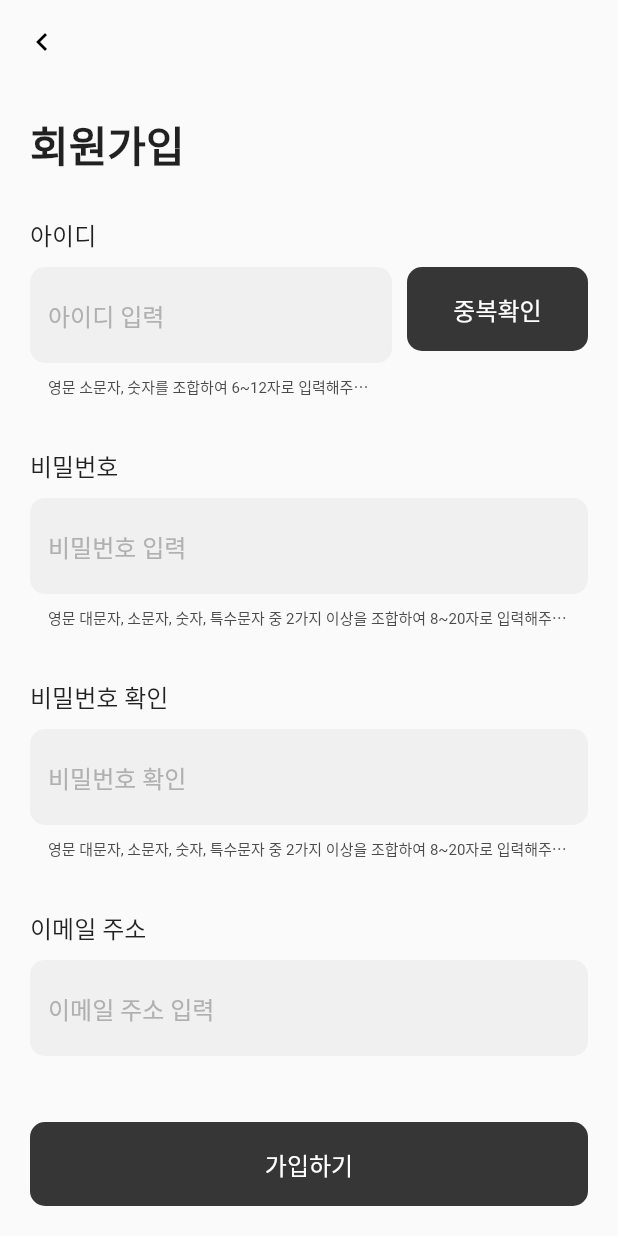
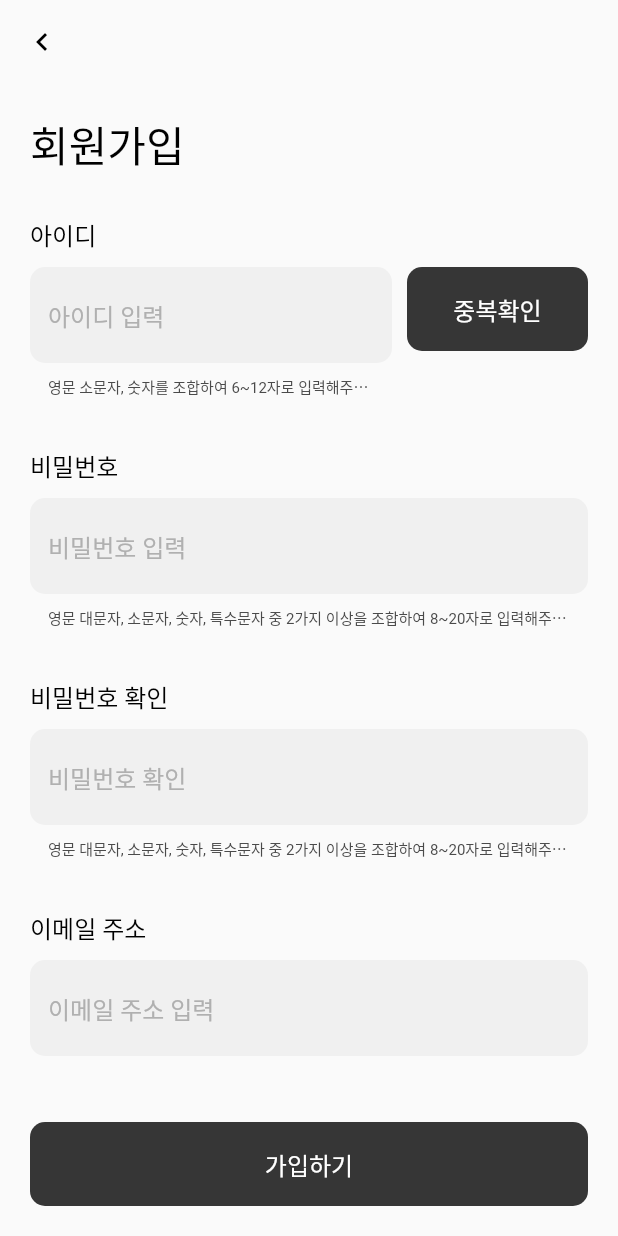
Before and after one commit to SniperFactory-Jangjeon/Jangjeon, a Flutter app: the SignupPage screen opened by its route, after a tap on "다음단계", on a phone screen of 412 x 824 dp. Run offline on Flutter 3.47's test engine with Material 2 defaults, Android fonts, the phone set to English and light mode, and no system bars; our stand-ins replace cloud_firestore, firebase_auth, firebase_core, get; missing offline and left inert: kakao_flutter_sdk_user; accounts and stored records are empty; Roboto replaces fonts that are missing (PretendardBold, PretendardMedium, PretendardRegular).

Commit message:
폰트 AppTextStyle 적용

```diff
--- a/lib/view/screen/signup_screen.dart
+++ b/lib/view/screen/signup_screen.dart
@@ -2,6 +2,7 @@ import 'package:flutter/material.dart';
 import 'package:get/get.dart';
 import 'package:jangjeon/controller/signup_controller.dart';
 import 'package:jangjeon/util/app_color.dart';
+import 'package:jangjeon/util/app_text_style.dart';
 import 'package:jangjeon/view/widget/agreement_tile.dart';
 import 'package:jangjeon/view/widget/app_elevated_button.dart';
 import 'package:jangjeon/view/widget/app_text_field.dart';
@@ -19,18 +20,13 @@ class SignupScreen extends GetView<SignupController> {
             child: Column(
               crossAxisAlignment: CrossAxisAlignment.start,
               children: [
-                const Text(
-                  style: TextStyle(
-                    fontSize: 28,
-                    fontWeight: FontWeight.bold,
-                  ),
+                Text(
+                  style: AppTextStyle.h2B28(),
                   '회원가입',
                 ),
                 const SizedBox(height: 27),
-                const Text(
-                  style: TextStyle(
-                    fontSize: 16,
-                  ),
+                Text(
+                  style: AppTextStyle.b3M16(),
                   '아이디',
                 ),
                 const SizedBox(height: 10),
@@ -63,10 +59,8 @@ class SignupScreen extends GetView<SignupController> {
                   ],
                 ),
                 const SizedBox(height: 33),
-                const Text(
-                  style: TextStyle(
-                    fontSize: 16,
-                  ),
+                Text(
+                  style: AppTextStyle.b3M16(),
                   '비밀번호',
                 ),
                 const SizedBox(height: 10),
@@ -80,10 +74,8 @@ class SignupScreen extends GetView<SignupController> {
                   ),
                 ),
                 const SizedBox(height: 33),
-                const Text(
-                  style: TextStyle(
-                    fontSize: 16,
-                  ),
+                Text(
+                  style: AppTextStyle.b3M16(),
                   '비밀번호 확인',
                 ),
                 const SizedBox(height: 10),
@@ -97,10 +89,8 @@ class SignupScreen extends GetView<SignupController> {
                   ),
                 ),
                 const SizedBox(height: 33),
-                const Text(
-                  style: TextStyle(
-                    fontSize: 16,
-                  ),
+                Text(
+                  style: AppTextStyle.b3M16(),
                   '이메일 주소',
                 ),
                 const SizedBox(height: 10),
@@ -110,11 +100,8 @@ class SignupScreen extends GetView<SignupController> {
                   onChanged: (_) => controller.activateSignupButton(),
                 ),
                 const SizedBox(height: 48),
-                const Text(
-                  style: TextStyle(
-                    fontSize: 28,
-                    fontWeight: FontWeight.bold,
-                  ),
+                Text(
+                  style: AppTextStyle.h2B28(),
                   '약관동의',
                 ),
                 const SizedBox(height: 20),
@@ -140,10 +127,8 @@ class SignupScreen extends GetView<SignupController> {
                       ),
                     ),
                     const SizedBox(width: 8),
-                    const Text(
-                      style: TextStyle(
-                        fontSize: 20,
-                      ),
+                    Text(
+                      style: AppTextStyle.b2M18(),
                       '모두 동의합니다',
                     ),
                   ],
--- a/lib/view/screen/verification_screen.dart
+++ b/lib/view/screen/verification_screen.dart
@@ -1,6 +1,7 @@
 import 'package:flutter/material.dart';
 import 'package:get/get.dart';
 import 'package:jangjeon/controller/signup_controller.dart';
+import 'package:jangjeon/util/app_text_style.dart';
 import 'package:jangjeon/view/widget/app_elevated_button.dart';
 import 'package:jangjeon/view/widget/app_text_field.dart';
 import 'package:jangjeon/view/widget/app_toggle_button.dart';
@@ -18,18 +19,13 @@ class VerificationScreen extends GetView<SignupController> {
             child: Column(
               crossAxisAlignment: CrossAxisAlignment.start,
               children: [
-                const Text(
-                  style: TextStyle(
-                    fontSize: 28,
-                    fontWeight: FontWeight.bold,
-                  ),
+                Text(
+                  style: AppTextStyle.h2B28(),
                   '본인인증',
                 ),
                 const SizedBox(height: 27),
-                const Text(
-                  style: TextStyle(
-                    fontSize: 16,
-                  ),
+                Text(
+                  style: AppTextStyle.b3M16(),
                   '이름',
                 ),
                 const SizedBox(height: 10),
@@ -38,10 +34,8 @@ class VerificationScreen extends GetView<SignupController> {
                   hintText: '이름입력',
                 ),
                 const SizedBox(height: 18),
-                const Text(
-                  style: TextStyle(
-                    fontSize: 16,
-                  ),
+                Text(
+                  style: AppTextStyle.b3M16(),
                   '주민번호',
                 ),
                 const SizedBox(height: 10),
@@ -53,19 +47,15 @@ class VerificationScreen extends GetView<SignupController> {
                   ],
                 ),
                 const SizedBox(height: 18),
-                const Text(
-                  style: TextStyle(
-                    fontSize: 16,
-                  ),
+                Text(
+                  style: AppTextStyle.b3M16(),
                   '통신사',
                 ),
                 const SizedBox(height: 10),
                 const AppToggleButton(),
                 const SizedBox(height: 18),
-                const Text(
-                  style: TextStyle(
-                    fontSize: 16,
-                  ),
+                Text(
+                  style: AppTextStyle.b3M16(),
                   '휴대폰번호',
                 ),
                 const SizedBox(height: 10),
@@ -86,10 +76,8 @@ class VerificationScreen extends GetView<SignupController> {
                   ],
                 ),
                 const SizedBox(height: 18),
-                const Text(
-                  style: TextStyle(
-                    fontSize: 16,
-                  ),
+                Text(
+                  style: AppTextStyle.b3M16(),
                   '인증번호',
                 ),
                 const SizedBox(height: 10),
--- a/lib/view/widget/agreement_tile.dart
+++ b/lib/view/widget/agreement_tile.dart
@@ -1,5 +1,6 @@
 import 'package:flutter/material.dart';
 import 'package:jangjeon/util/app_color.dart';
+import 'package:jangjeon/util/app_text_style.dart';
 
 class AgreementTile extends StatelessWidget {
   AgreementTile(
@@ -34,9 +35,7 @@ class AgreementTile extends StatelessWidget {
         ),
         const SizedBox(width: 8),
         Text(
-          style: const TextStyle(
-            fontSize: 16,
-          ),
+          style: AppTextStyle.b3M16(),
           title,
         ),
         const Expanded(child: SizedBox()),
--- a/lib/view/widget/app_elevated_button.dart
+++ b/lib/view/widget/app_elevated_button.dart
@@ -1,5 +1,6 @@
 import 'package:flutter/material.dart';
 import 'package:jangjeon/util/app_color.dart';
+import 'package:jangjeon/util/app_text_style.dart';
 
 class AppElevatedButton extends StatelessWidget {
   const AppElevatedButton({super.key, required this.childText, this.onPressed});
@@ -24,9 +25,7 @@ class AppElevatedButton extends StatelessWidget {
         child: Padding(
           padding: const EdgeInsets.symmetric(vertical: 16.0),
           child: Text(
-            style: const TextStyle(
-              fontSize: 16,
-            ),
+            style: AppTextStyle.b3M16(color: AppColor.grayscale0),
             childText,
           ),
         ),
--- a/lib/view/widget/app_text_field.dart
+++ b/lib/view/widget/app_text_field.dart
@@ -28,10 +28,7 @@ class AppTextField extends StatelessWidget {
       cursorColor: AppColor.grayscale30,
       decoration: InputDecoration(
         hintText: hintText,
-        hintStyle: const TextStyle(
-          fontSize: 16,
-          color: AppColor.grayscale30,
-        ),
+        hintStyle: AppTextStyle.b3M16(color: AppColor.grayscale30),
         errorText: errorText,
         errorStyle: AppTextStyle.b5R10(
           color: errorText != null && errorText!.length > 25
--- a/lib/view/widget/app_toggle_button.dart
+++ b/lib/view/widget/app_toggle_button.dart
@@ -1,5 +1,6 @@
 import 'package:flutter/material.dart';
 import 'package:jangjeon/util/app_color.dart';
+import 'package:jangjeon/util/app_text_style.dart';
 
 class AppToggleButton extends StatefulWidget {
   const AppToggleButton({super.key});
@@ -45,11 +46,10 @@ class _AppToggleButtonState extends State<AppToggleButton> {
                     : null,
               ),
               child: Text(
-                style: TextStyle(
+                style: AppTextStyle.b3M16(
                   color: currentIndex == 0
                       ? AppColor.red100
                       : AppColor.grayscale10,
-                  fontSize: 16,
                 ),
                 'SKT',
               ),
@@ -73,11 +73,10 @@ class _AppToggleButtonState extends State<AppToggleButton> {
                     : null,
               ),
               child: Text(
-                style: TextStyle(
+                style: AppTextStyle.b3M16(
                   color: currentIndex == 1
                       ? AppColor.red100
                       : AppColor.grayscale10,
-                  fontSize: 16,
                 ),
                 'KT',
               ),
@@ -101,11 +100,10 @@ class _AppToggleButtonState extends State<AppToggleButton> {
                     : null,
               ),
               child: Text(
-                style: TextStyle(
+                style: AppTextStyle.b3M16(
                   color: currentIndex == 2
                       ? AppColor.red100
                       : AppColor.grayscale10,
-                  fontSize: 16,
                 ),
                 'LG U+',
               ),
@@ -129,11 +127,10 @@ class _AppToggleButtonState extends State<AppToggleButton> {
                     : null,
               ),
               child: Text(
-                style: TextStyle(
+                style: AppTextStyle.b3M16(
                   color: currentIndex == 3
                       ? AppColor.red100
                       : AppColor.grayscale10,
-                  fontSize: 16,
                 ),
                 '알뜰폰',
               ),
```
